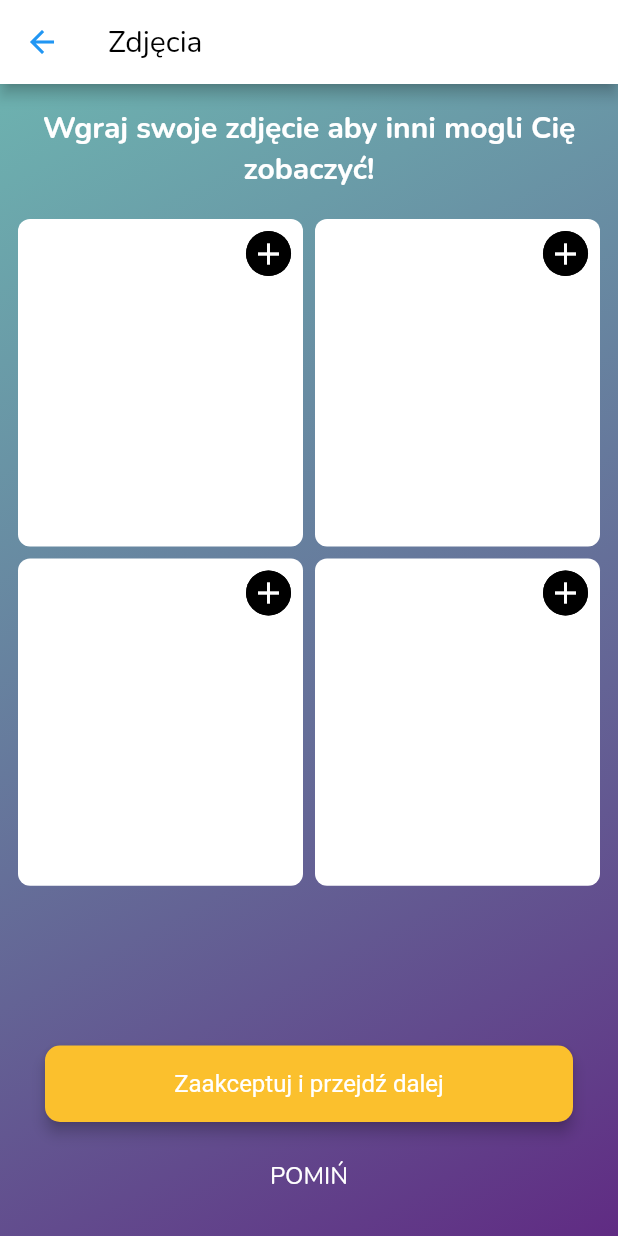
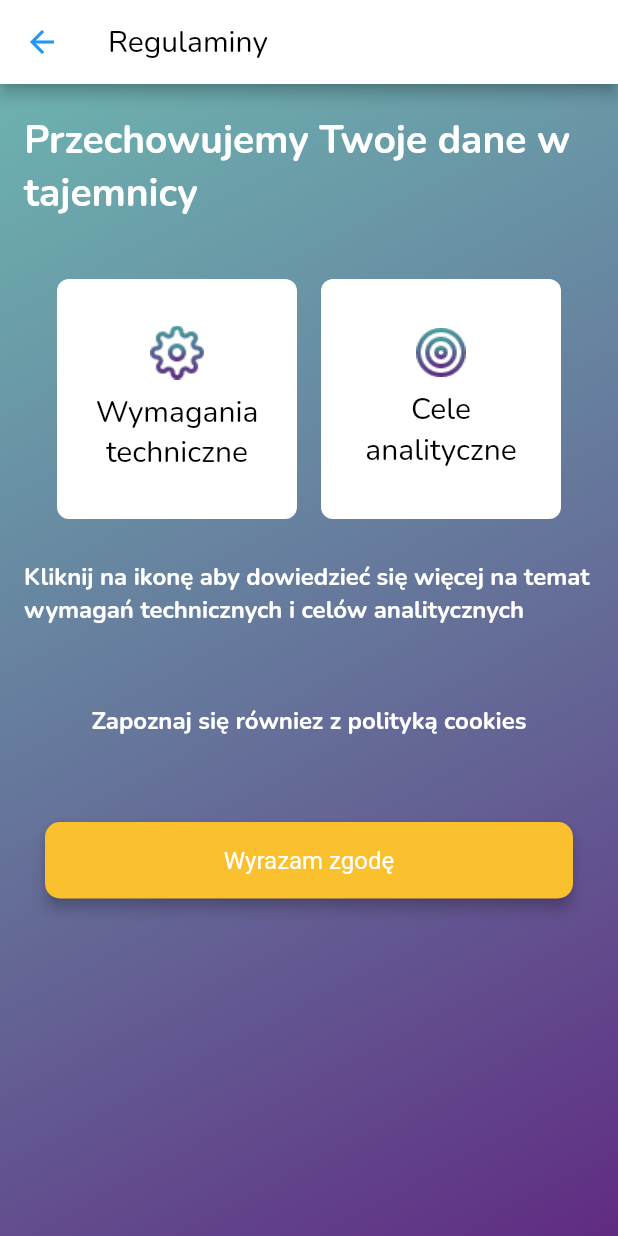
Before and after one commit to dawidpiechaczek/NearMe, a Flutter app: the GalleryPage screen opened directly, after a tap on "Zaakceptuj i przejdź dalej", on a phone screen of 412 x 824 dp. Run offline on Flutter 3.47's test engine with Material 2 defaults, Android fonts, the phone set to English and light mode, and no system bars; our stand-ins replace font_awesome_flutter, google_sign_in, image_picker.

Commit message:
New page with technical and analytical conditions.

```diff
--- a/lib/main.dart
+++ b/lib/main.dart
@@ -1,5 +1,5 @@
 import 'package:flutter/material.dart';
-import 'package:NearMe/login.dart';
+import 'package:NearMe/screen/login.dart';
 
 void main() {
   runApp(MyApp());
--- /dev/null
+++ b/lib/screen/conditions.dart
@@ -0,0 +1,140 @@
+import 'package:NearMe/widgets/appBackground.dart';
+import 'package:NearMe/widgets/roundedButton.dart';
+import 'package:flutter/material.dart';
+import 'package:flutter/widgets.dart';
+
+class ConditonsPage extends StatefulWidget {
+  ConditonsPage({Key? key, this.title}) : super(key: key);
+
+  final String? title;
+
+  @override
+  _ConditonsPageState createState() => _ConditonsPageState();
+}
+
+class _ConditonsPageState extends State<ConditonsPage> {
+  @override
+  void initState() {
+    super.initState();
+    print("InitState");
+  }
+
+  void _navigateToProfile() {
+    Navigator.push(context, MaterialPageRoute(builder: (context) {
+      return ConditonsPage();
+    }));
+  }
+
+  @override
+  Widget build(BuildContext context) {
+    return Scaffold(
+      appBar: conditionsAppBar(),
+      body: Stack(children: [
+        backgroundGradient(),
+        Center(
+          child: Column(
+              crossAxisAlignment: CrossAxisAlignment.center,
+              children: <Widget>[
+                Padding(
+                    padding: EdgeInsets.only(
+                        top: 20, left: 16, right: 16, bottom: 32),
+                    child: Text(
+                      "Przechowujemy Twoje dane w tajemnicy",
+                      style: TextStyle(
+                          fontWeight: FontWeight.bold,
+                          fontSize: 26,
+                          color: Colors.white),
+                    )),
+                Row(
+                  mainAxisAlignment: MainAxisAlignment.center,
+                  children: [
+                    conditionTile(
+                        Image.asset(
+                          'assets/images/icon_technical_conditions.png',
+                        ),
+                        "Wymagania techniczne"),
+                    conditionTile(
+                        Image.asset(
+                          'assets/images/icon_analytical_conditions.png',
+                        ),
+                        "Cele analityczne")
+                  ],
+                ),
+                Padding(
+                    padding: EdgeInsets.only(
+                        top: 20, left: 16, right: 16, bottom: 32),
+                    child: Text(
+                      "Kliknij na ikonę aby dowiedzieć się więcej na temat wymagań technicznych i celów analitycznych",
+                      style: TextStyle(
+                          fontWeight: FontWeight.bold,
+                          fontSize: 16,
+                          color: Colors.white),
+                    )),
+                Padding(
+                    padding: EdgeInsets.only(
+                        top: 20, left: 16, right: 16, bottom: 32),
+                    child: Text(
+                      "Zapoznaj się równiez z polityką cookies",
+                      style: TextStyle(
+                          fontWeight: FontWeight.bold,
+                          fontSize: 16,
+                          color: Colors.white),
+                    )),
+                Padding(
+                  padding: EdgeInsets.only(top: 24),
+                  child: roundedButton(Color(0xFFFBC02D), 'Wyrazam zgodę', null,
+                      16, 16, 4, Colors.transparent, _navigateToProfile),
+                )
+              ]),
+        ),
+      ]),
+    );
+  }
+
+  InkWell conditionTile(Image tileIcon, String tileTitle) {
+    return InkWell(
+      splashColor: Colors.transparent,
+      highlightColor: Colors.transparent,
+      onTap: () {},
+      child: Padding(
+        padding: EdgeInsets.all(8.0),
+        child: Container(
+          width: 160.0,
+          height: 160.0,
+          child: Container(
+            decoration: new BoxDecoration(
+                color: Colors.white,
+                shape: BoxShape.rectangle,
+                borderRadius: BorderRadius.all(Radius.circular(8.0))),
+            child: Column(
+              mainAxisAlignment: MainAxisAlignment.center,
+              children: [
+                tileIcon,
+                Padding(
+                  padding: EdgeInsets.only(top: 8, right: 8, left: 8),
+                  child: Text(
+                    tileTitle,
+                    style: TextStyle(color: Colors.black, fontSize: 20),
+                    textAlign: TextAlign.center,
+                  ),
+                ),
+              ],
+            ),
+          ),
+        ),
+      ),
+    );
+  }
+
+  AppBar conditionsAppBar() {
+    return AppBar(
+      backgroundColor: Colors.white,
+      iconTheme: IconThemeData(color: Colors.blue),
+      actionsIconTheme: IconThemeData(color: Colors.blue),
+      title: Text(
+        "Regulaminy",
+        style: TextStyle(color: Colors.black),
+      ),
+    );
+  }
+}
--- a/lib/gallery.dart
+++ b/lib/screen/gallery.dart
@@ -1,4 +1,5 @@
 import 'dart:io';
+import 'package:NearMe/screen/conditions.dart';
 import 'package:NearMe/widgets/appBackground.dart';
 import 'package:NearMe/widgets/circleButton.dart';
 import 'package:NearMe/widgets/roundedButton.dart';
@@ -39,9 +40,9 @@ class _GalleryPageState extends State<GalleryPage> {
     return index;
   }
 
-  void _navigateToProfile() {
+  void _navigateToConditions() {
     Navigator.push(context, MaterialPageRoute(builder: (context) {
-      return GalleryPage();
+      return ConditonsPage();
     }));
   }
 
@@ -58,7 +59,7 @@ class _GalleryPageState extends State<GalleryPage> {
                 addPhotoTitle(),
                 photosContainer(),
                 roundedButton(Color(0xFFFBC02D), 'Zaakceptuj i przejdź dalej',
-                    null, 16, 16, 4, Colors.transparent, _navigateToProfile),
+                    null, 16, 16, 4, Colors.transparent, _navigateToConditions),
                 skipButton()
               ]),
         ),
--- a/lib/login.dart
+++ b/lib/screen/login.dart
@@ -1,5 +1,5 @@
 import 'package:NearMe/widgets/appBackground.dart';
-import 'package:NearMe/gallery.dart';
+import 'package:NearMe/screen/gallery.dart';
 import 'package:NearMe/widgets/roundedButton.dart';
 import 'package:flutter/gestures.dart';
 import 'package:flutter/material.dart';
@@ -16,7 +16,7 @@ class LoginPage extends StatefulWidget {
   final String? title;
 
   @override
-  _MyHomePageState createState() => _MyHomePageState();
+  _LoginPageState createState() => _LoginPageState();
 }
 
 GoogleSignIn _googleSignIn = GoogleSignIn(
@@ -26,7 +26,7 @@ GoogleSignIn _googleSignIn = GoogleSignIn(
   ],
 );
 
-class _MyHomePageState extends State<LoginPage> {
+class _LoginPageState extends State<LoginPage> {
   GoogleSignInAccount? _currentUser;
   String _contactText = '';
 
--- a/pubspec.yaml
+++ b/pubspec.yaml
@@ -39,6 +39,8 @@ flutter:
   assets:
       - assets/images/background.png
       - assets/images/app_logo.png
+      - assets/images/icon_analytical_conditions.png
+      - assets/images/icon_technical_conditions.png
   fonts:
     - family: Nunito
       fonts:
```
Also changed, not shown: assets/images/icon_analytical_conditions.png (added), assets/images/icon_technical_conditions.png (added).
